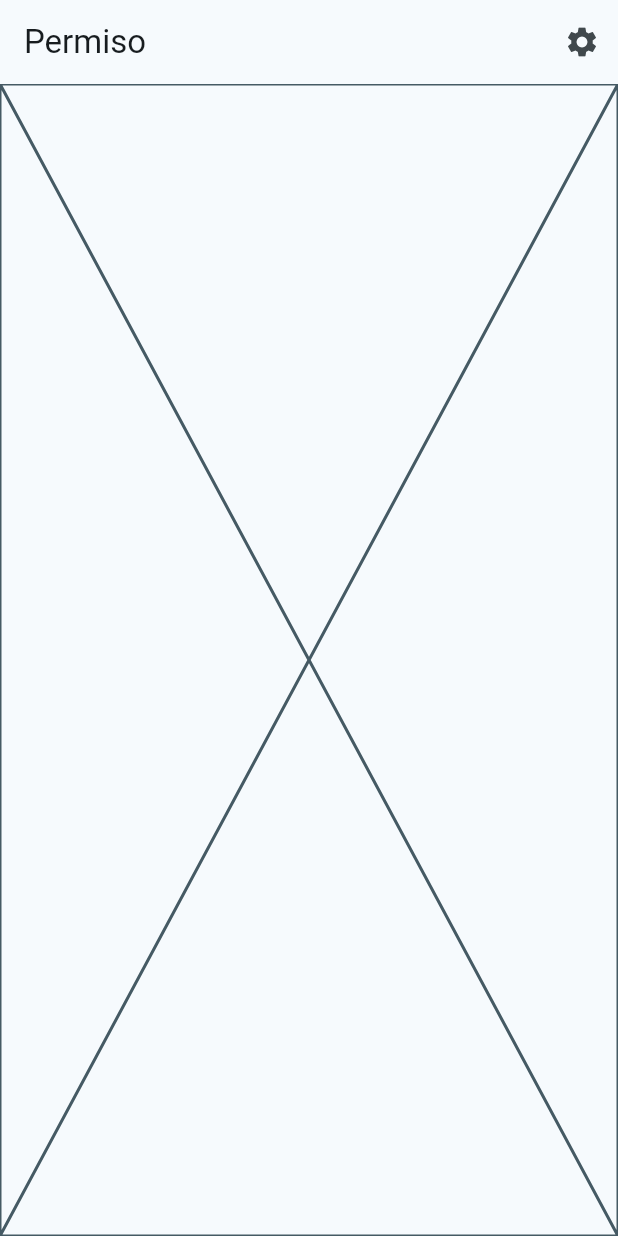
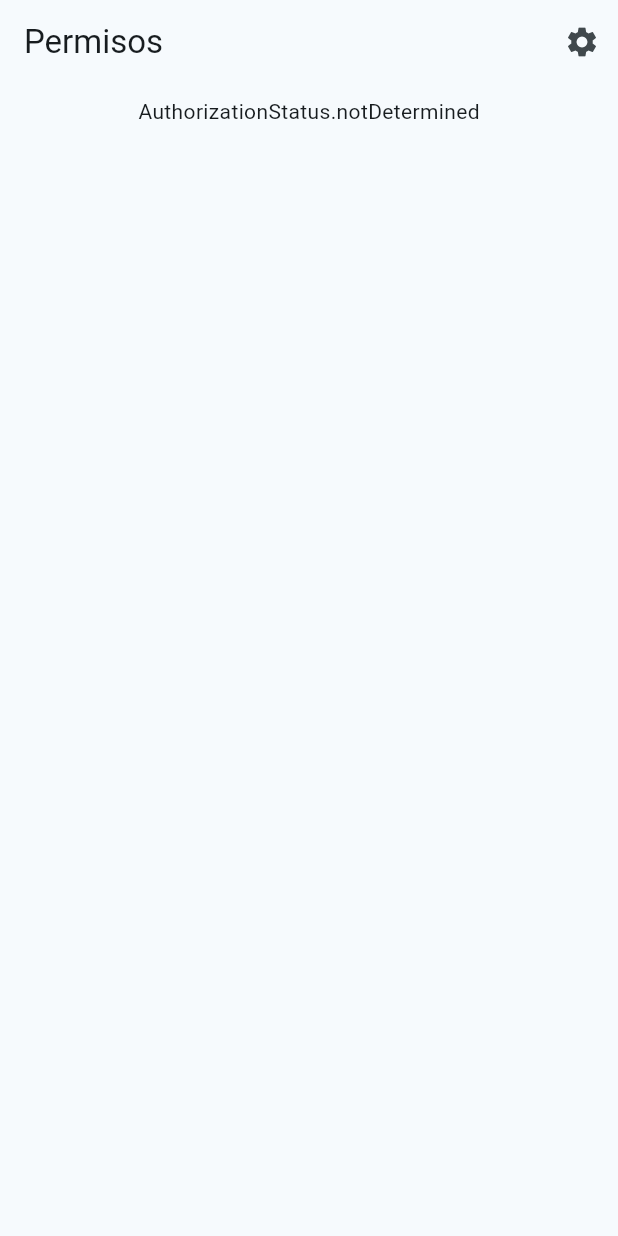
Before and after one commit to SebastianCaracuel/Flutter-Mobile-Beginner-to-Expert, a Flutter app: the screen it shows after launch, after a tap on the "settings" icon, on a phone screen of 412 x 824 dp. Run offline on Flutter 3.47's test engine with Material 3 defaults, Android fonts, the phone set to English and light mode, and no system bars; our stand-ins replace animate_do, card_swiper, dio, equatable, firebase_messaging, flutter_bloc and 7 more; accounts and stored records are empty; generated files the repository leaves out were written again; statements that could not run were skipped.

Commit message:
Update home_screen.dart
Actualizamos el HomeScreen, para ver si esta o no autorizado, de tener notificaciones, más adelante, le daremos la autorización

```diff
--- a/10_PushNotifications/push_notificaction_app/lib/presentation/screens/home_screen.dart
+++ b/10_PushNotifications/push_notificaction_app/lib/presentation/screens/home_screen.dart
@@ -2,7 +2,9 @@
 
 //Importaciones Flutter
 import 'package:flutter/material.dart';
+import 'package:flutter_bloc/flutter_bloc.dart';
 //Importaciones Nuestras
+import 'package:push_notificaction_app/presentation/blocs/notifications/notifications_bloc.dart';
 
 //Creamos la clase que será nuestra pantalla inicial con sus respectivos Widgets
 class HomeScreen extends StatelessWidget {
@@ -21,12 +23,14 @@ class HomeScreen extends StatelessWidget {
       //Creamos una barra superior
       appBar: AppBar(
         //Le añadimos un texto como titulo
-        title: const Text('Permiso'),
+        title: const Text('Permisos'),
+
         //Creamos unos botones
         actions: [
           IconButton(
               onPressed: () {
                 //todo: solicitar permiso de notificaciones
+                context.read<NotificationsBloc>().requestPermission();
               },
               icon: const Icon(Icons.settings)),
         ],
@@ -39,10 +43,25 @@ class HomeScreen extends StatelessWidget {
 
 //Creamos un Widget privado para mantener nuestro Widget principal
 class _HomeView extends StatelessWidget {
+  //Propieades
+
+  //Constructor
   const _HomeView();
 
+//Objeto
   @override
   Widget build(BuildContext context) {
-    return const Placeholder();
+    //Propieades del Objeto
+
+    //!Widget hijo
+    return ListView(
+      //Le añadimos un padding
+      padding: const EdgeInsets.all(8),
+      children: [
+        //Añadimos un texto, para ver el status de la autorización
+        context.select((NotificationsBloc bloc) =>
+            Center(child: Text('${bloc.state.status}'))),
+      ],
+    );
   }
 }
```
